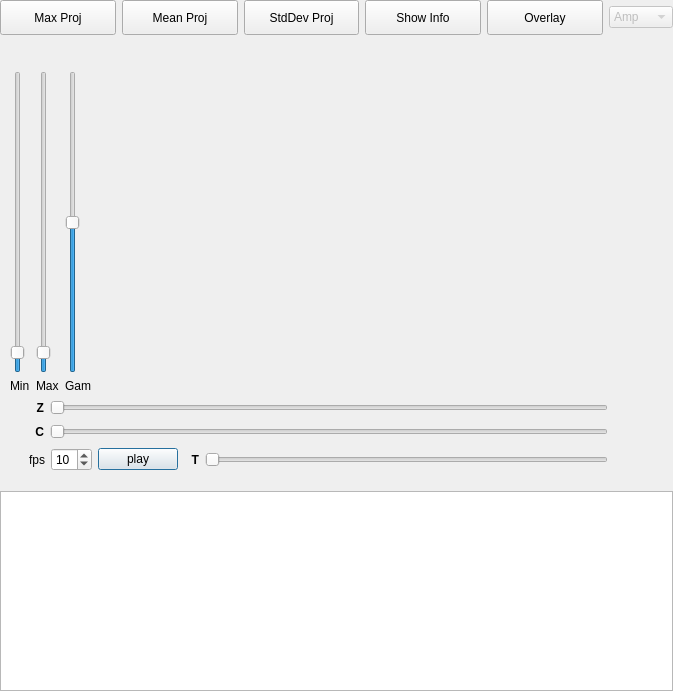
First picture: the form in llspy/gui/img_window.ui, repository tlambert03/LLSpy, before the edit.
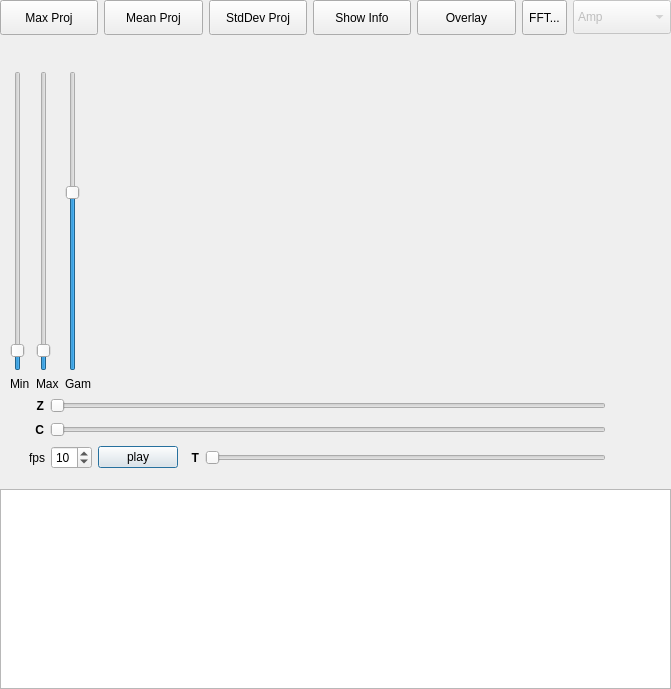
Second picture: the form after the edit.

Commit message: Added basic FFT functions; still needs to automatically change Z index when switching between FFT shifted and non-shifted and maybe add FFT preprocessing options

Patch:
```diff
--- a/llspy/gui/img_window.ui
+++ b/llspy/gui/img_window.ui
@@ -6,8 +6,8 @@
    <rect>
     <x>0</x>
     <y>0</y>
-    <width>673</width>
-    <height>691</height>
+    <width>671</width>
+    <height>689</height>
    </rect>
   </property>
   <property name="font">
@@ -37,7 +37,7 @@
    <item>
     <layout class="QVBoxLayout" name="mainLayout" stretch="0,0,0,0,0,0">
      <item>
-      <layout class="QHBoxLayout" name="horizontalLayout" stretch="0,0,0,0,0,0">
+      <layout class="QHBoxLayout" name="horizontalLayout" stretch="0,0,0,0,0,0,0">
        <property name="sizeConstraint">
         <enum>QLayout::SetDefaultConstraint</enum>
        </property>
@@ -55,6 +55,12 @@
            <height>35</height>
           </size>
          </property>
+         <property name="maximumSize">
+          <size>
+           <width>16777215</width>
+           <height>16777215</height>
+          </size>
+         </property>
          <property name="text">
           <string>Max Proj</string>
          </property>
@@ -83,6 +89,12 @@
            <height>35</height>
           </size>
          </property>
+         <property name="maximumSize">
+          <size>
+           <width>16777215</width>
+           <height>16777215</height>
+          </size>
+         </property>
          <property name="text">
           <string>Mean Proj</string>
          </property>
@@ -111,6 +123,12 @@
            <height>35</height>
           </size>
          </property>
+         <property name="maximumSize">
+          <size>
+           <width>16777215</width>
+           <height>16777215</height>
+          </size>
+         </property>
          <property name="text">
           <string>StdDev Proj</string>
          </property>
@@ -136,6 +154,12 @@
            <height>35</height>
           </size>
          </property>
+         <property name="maximumSize">
+          <size>
+           <width>16777215</width>
+           <height>16777215</height>
+          </size>
+         </property>
          <property name="text">
           <string>Show Info</string>
          </property>
@@ -161,6 +185,12 @@
            <height>35</height>
           </size>
          </property>
+         <property name="maximumSize">
+          <size>
+           <width>16777215</width>
+           <height>16777215</height>
+          </size>
+         </property>
          <property name="text">
           <string>Overlay</string>
          </property>
@@ -178,14 +208,45 @@
          </property>
         </widget>
        </item>
+       <item>
+        <widget class="QToolButton" name="fftButton">
+         <property name="minimumSize">
+          <size>
+           <width>0</width>
+           <height>35</height>
+          </size>
+         </property>
+         <property name="maximumSize">
+          <size>
+           <width>16777215</width>
+           <height>16777215</height>
+          </size>
+         </property>
+         <property name="toolTip">
+          <string>&lt;html&gt;&lt;head/&gt;&lt;body&gt;&lt;p&gt;Fourier transform current image&lt;/p&gt;&lt;/body&gt;&lt;/html&gt;</string>
+         </property>
+         <property name="text">
+          <string>FFT...</string>
+         </property>
+         <property name="popupMode">
+          <enum>QToolButton::DelayedPopup</enum>
+         </property>
+        </widget>
+       </item>
        <item>
         <widget class="QComboBox" name="complexAttrib">
          <property name="enabled">
           <bool>false</bool>
          </property>
+         <property name="minimumSize">
+          <size>
+           <width>0</width>
+           <height>34</height>
+          </size>
+         </property>
          <property name="maximumSize">
           <size>
-           <width>64</width>
+           <width>100</width>
            <height>16777215</height>
           </size>
          </property>
@@ -308,7 +369,7 @@
          <item>
           <widget class="QSlider" name="gamSlider">
            <property name="minimum">
-            <number>50</number>
+            <number>25</number>
            </property>
            <property name="maximum">
             <number>150</number>
```
The commit also changes 2 other files.
